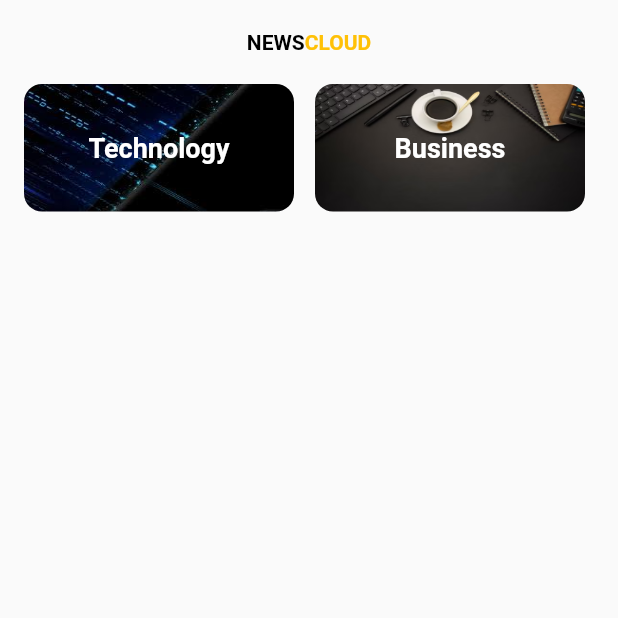
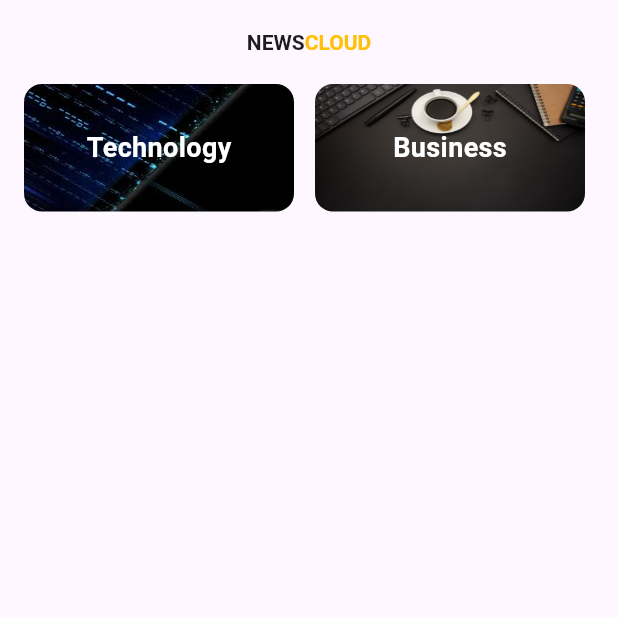
Before and after one commit to MostafaAjep/News-App, a Flutter app: the screen it shows after launch, on a phone screen of 412 x 824 dp, the top half of it. Run offline on Flutter 3.47's test engine with Material 3 defaults, Android fonts, the phone set to English and light mode, and no system bars; our stand-ins replace animated_splash_screen, dio, flutter_cache_manager, lottie, webview_flutter; network calls fail.

Commit message:
add theming to app

```diff
--- a/lib/main.dart
+++ b/lib/main.dart
@@ -1,6 +1,7 @@
 // ignore_for_file: avoid_print
 import 'package:flutter/material.dart';
 import 'package:news_app_ui_setup/pages/splash_page.dart';
+import 'package:news_app_ui_setup/theme/theme.dart';
 
 void main() {
   runApp(const NewsApp());
@@ -14,7 +15,9 @@ class NewsApp extends StatelessWidget {
     return MaterialApp(
       title: 'Flutter Demo',
       debugShowCheckedModeBanner: false,
-      theme: ThemeData(useMaterial3: false),
+      theme: lightTheme,
+      darkTheme: darkTheme,
+      themeMode: ThemeMode.system,
       home: const SplashPage(),
     );
   }
--- a/lib/pages/category_page.dart
+++ b/lib/pages/category_page.dart
@@ -9,7 +9,10 @@ class CategoryPage extends StatelessWidget {
   @override
   Widget build(BuildContext context) {
     return Scaffold(
-      appBar: AppBar(title: Text(category)),
+      appBar: AppBar(
+        title: Text(category),
+        centerTitle: true,
+      ),
       body: Padding(
         padding: const EdgeInsets.fromLTRB(16, 16, 16, 0),
         child: CustomScrollView(
--- a/lib/pages/home_page.dart
+++ b/lib/pages/home_page.dart
@@ -10,18 +10,20 @@ class HomePage extends StatelessWidget {
   Widget build(BuildContext context) {
     return Scaffold(
       appBar: AppBar(
+        surfaceTintColor: Colors.transparent,
         backgroundColor: Colors.transparent,
         elevation: 0,
         centerTitle: true,
         title: RichText(
-          text: const TextSpan(
-            style: TextStyle(fontWeight: FontWeight.bold),
+          text: TextSpan(
+            style: const TextStyle(fontWeight: FontWeight.bold),
             children: [
               TextSpan(
                 text: 'NEWS',
-                style: TextStyle(color: Colors.black),
+                style: TextStyle(
+                    color: Theme.of(context).textTheme.bodyLarge?.color),
               ),
-              TextSpan(
+              const TextSpan(
                 text: 'CLOUD',
                 style:
                     TextStyle(color: Colors.amber, fontWeight: FontWeight.bold),
--- /dev/null
+++ b/lib/theme/theme.dart
@@ -0,0 +1,34 @@
+import 'package:flutter/material.dart';
+
+var kColorScheme = ColorScheme.fromSeed(
+  seedColor: const Color.fromARGB(255, 96, 59, 181),
+);
+
+var kDarkColorScheme = ColorScheme.fromSeed(
+  brightness: Brightness.dark,
+  seedColor: const Color.fromARGB(255, 5, 99, 125),
+);
+
+final ThemeData lightTheme = ThemeData().copyWith(
+  colorScheme: kColorScheme,
+  appBarTheme: AppBarTheme(
+    backgroundColor: kColorScheme.onPrimaryContainer,
+    foregroundColor: kColorScheme.primaryContainer,
+  ),
+  textTheme: ThemeData().textTheme.copyWith(
+        titleLarge: TextStyle(
+          fontWeight: FontWeight.bold,
+          color: kColorScheme.onSecondaryContainer,
+          fontSize: 16,
+        ),
+      ),
+);
+final ThemeData darkTheme = ThemeData.dark().copyWith(
+    colorScheme: kDarkColorScheme,
+    textTheme: ThemeData().textTheme.copyWith(
+          titleLarge: const TextStyle(
+            fontWeight: FontWeight.bold,
+            color: Colors.white,
+            fontSize: 16,
+          ),
+        ));
--- a/lib/widgets/news_tile.dart
+++ b/lib/widgets/news_tile.dart
@@ -57,8 +57,8 @@ class NewsTile extends StatelessWidget {
           articalModel.title!,
           maxLines: 2,
           overflow: TextOverflow.ellipsis,
-          style: const TextStyle(
-            color: Colors.black87,
+          style: TextStyle(
+            color: Theme.of(context).textTheme.bodyLarge?.color,
             fontSize: 20,
             fontWeight: FontWeight.w500,
           ),
```
